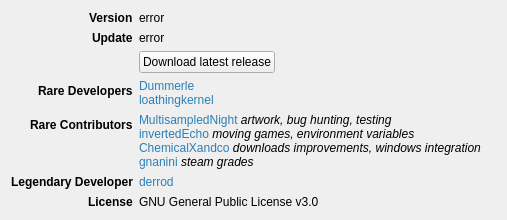
The window that rare/ui/components/tabs/settings/about.ui (RareDevs/Rare) describes before a commit, drawn with Qt 5.
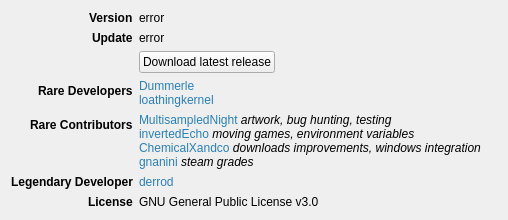
The same window after the commit.

What changed in the file:
```diff
--- a/rare/ui/components/tabs/settings/about.ui
+++ b/rare/ui/components/tabs/settings/about.ui
@@ -6,7 +6,7 @@
    <rect>
     <x>0</x>
     <y>0</y>
-    <width>507</width>
+    <width>508</width>
     <height>210</height>
    </rect>
   </property>
```
Left out of the diff: 10 changed lines with no effect on the pictures.
